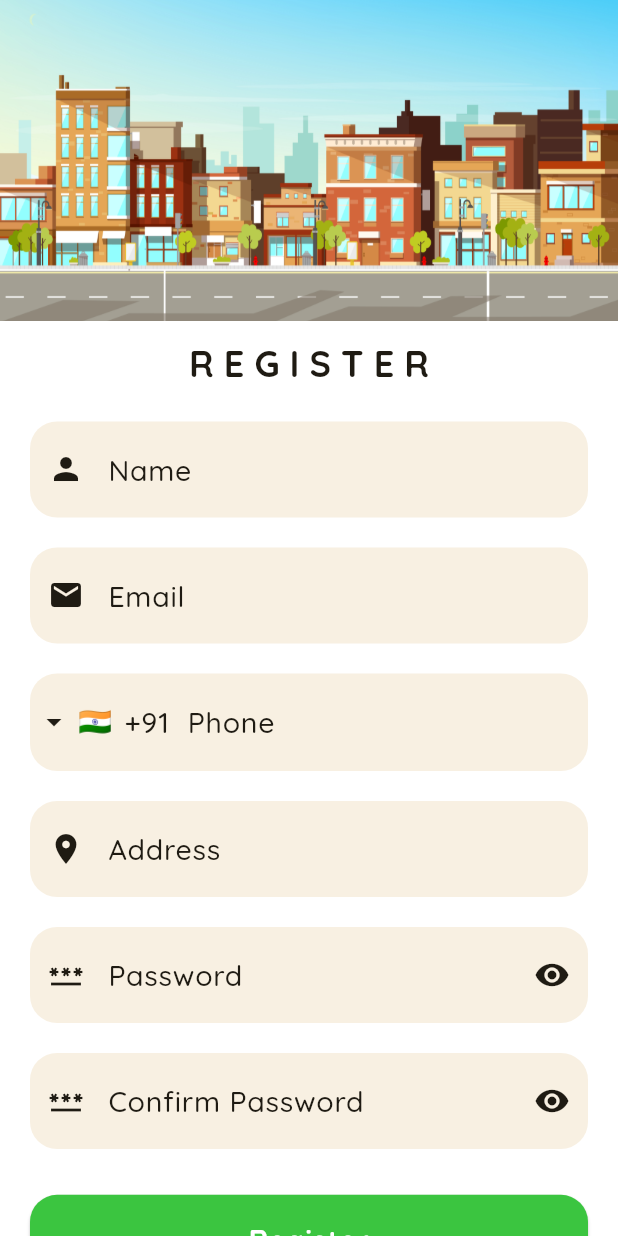
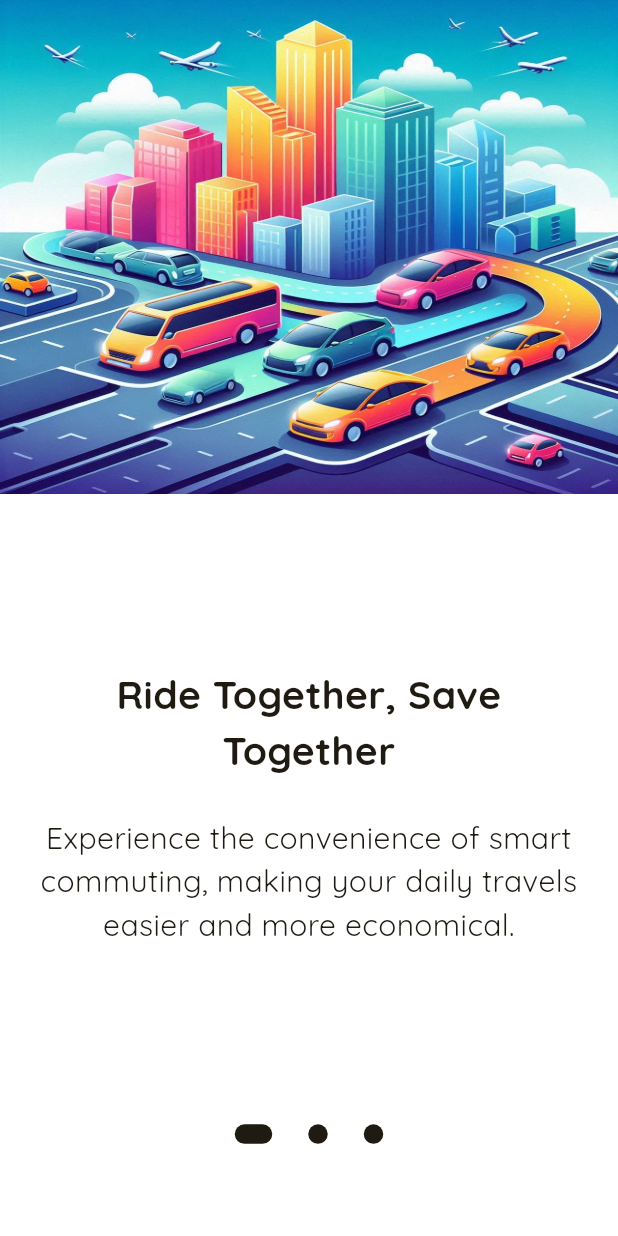
Before and after one commit to GeekyVed/Juno, a Flutter app: the screen it shows after launch, on a phone screen of 412 x 824 dp. Run offline on Flutter 3.47's test engine with Material 3 defaults, Android fonts, the phone set to English and light mode, and no system bars; drawn by our look-alikes of intl_phone_field; our stand-ins replace email_validator, get, google_fonts, shared_preferences.

Commit message:
Adding Onboarding Screen

```diff
--- /dev/null
+++ b/lib/data/models/onboarding_screen_info.dart
@@ -0,0 +1,13 @@
+class OnboardingScreenInfo {
+  String imgURL = "";
+  String title = "";
+  String subtitle = "";
+  int idx = 0;
+
+  OnboardingScreenInfo(
+    this.idx,
+    this.imgURL,
+    this.title,
+    this.subtitle,
+  );
+}
--- a/lib/main.dart
+++ b/lib/main.dart
@@ -2,6 +2,7 @@ import 'package:flutter/material.dart';
 import 'package:get/get.dart';
 import 'package:juno/screens/home.dart';
 import 'package:juno/screens/login.dart';
+import 'package:juno/screens/onboarding.dart';
 import 'package:juno/screens/register.dart';
 import 'package:juno/screens/splash.dart';
 import 'package:juno/themes/dark.dart';
@@ -28,8 +29,9 @@ class MyApp extends StatelessWidget {
         '/login': (context) => LoginScreen(),
         '/register': (context) => RegisterScreen(),
         '/home': (context) => const HomeScreen(),
+        '/onboarding': (context) => const OnboardingScreen(),
       },
-      initialRoute: '/register',
+      initialRoute: '/splash',
     );
   }
 }
--- /dev/null
+++ b/lib/screens/onboarding.dart
@@ -0,0 +1,126 @@
+import 'package:flutter/material.dart';
+import 'package:get/get.dart';
+import 'package:google_fonts/google_fonts.dart';
+import 'package:juno/data/models/onboarding_screen_info.dart';
+import 'package:shared_preferences/shared_preferences.dart';
+
+class OnboardingScreen extends StatelessWidget {
+  const OnboardingScreen({super.key});
+
+  static List<OnboardingScreenInfo> onboardingScreens = [
+    OnboardingScreenInfo(
+      0,
+      "lib/assets/images/ride_together.jpg",
+      "Ride Together, Save Together",
+      "Experience the convenience of smart commuting, making your daily travels easier and more economical.",
+    ),
+    OnboardingScreenInfo(
+      1,
+      "lib/assets/images/match_and_go.jpg",
+      "Match and Go",
+      "Quickly find your ideal ride with our seamless matching system, ensuring a hassle-free journey every time.",
+    ),
+    OnboardingScreenInfo(
+      2,
+      "lib/assets/images/save_and_connect.jpg",
+      "Reduce Costs, Increase Connections",
+      "Enjoy affordable rides while forging new friendships and expanding your social network.",
+    ),
+  ];
+
+  @override
+  Widget build(BuildContext context) {
+    double deviceHeight = MediaQuery.of(context).size.height;
+
+    return PageView.builder(
+      itemCount: onboardingScreens.length,
+      itemBuilder: (context, index) => Scaffold(
+        body: Center(
+          child: Column(
+            crossAxisAlignment: CrossAxisAlignment.center,
+            children: [
+              SizedBox(
+                height: deviceHeight * 0.4,
+                width: double.infinity,
+                child: Image.asset(
+                  onboardingScreens[index].imgURL,
+                  fit: BoxFit.fill,
+                ),
+              ),
+              SizedBox(
+                height: deviceHeight * 0.14,
+              ),
+              Padding(
+                padding: EdgeInsets.symmetric(horizontal: 20),
+                child: Column(
+                  children: [
+                    Text(
+                      onboardingScreens[index].title,
+                      style: GoogleFonts.quicksand(
+                          fontSize: 26,
+                          color: Theme.of(context).colorScheme.onSurface,
+                          fontWeight: FontWeight.bold),
+                      textAlign: TextAlign.center,
+                    ),
+                    SizedBox(
+                      height: deviceHeight * 0.03,
+                    ),
+                    Text(
+                      onboardingScreens[index].subtitle,
+                      style: GoogleFonts.quicksand(
+                        fontSize: 20,
+                        color: Theme.of(context).colorScheme.onSurface,
+                      ),
+                      textAlign: TextAlign.center,
+                      softWrap: true,
+                    ),
+                    SizedBox(
+                      height: deviceHeight * 0.055,
+                    ),
+                    if (index == 2)
+                      ElevatedButton(
+                        onPressed: () async {
+                           SharedPreferences prefs = await SharedPreferences.getInstance();
+                           prefs.setBool('first-checkin', false);
+                           Get.offNamed('/register');
+                        },
+                        style: Theme.of(context).elevatedButtonTheme.style,
+                        child: Text(
+                          "Get Started",
+                          style:
+                              Theme.of(context).textTheme.labelMedium!.copyWith(
+                                    color: Colors.white,
+                                    fontWeight: FontWeight.bold,
+                                  ),
+                        ),
+                      ),
+                  ],
+                ),
+              ),
+              const Spacer(),
+              Row(
+                mainAxisAlignment: MainAxisAlignment.center,
+                children: onboardingScreens
+                    .map((ele) => Container(
+                          margin: EdgeInsets.all(12),
+                          height: 13,
+                          width: ele.idx == index ? 25 : 13,
+                          decoration: BoxDecoration(
+                            color: Theme.of(context).colorScheme.onSurface,
+                            borderRadius: BorderRadius.circular(
+                              100,
+                            ),
+                          ),
+                        ))
+                    .toList(),
+              ),
+              SizedBox(
+                height: deviceHeight * 0.06,
+              ),
+            ],
+          ),
+        ),
+      ),
+    );
+  }
+}
--- a/lib/screens/splash.dart
+++ b/lib/screens/splash.dart
@@ -1,4 +1,8 @@
+import 'dart:async';
+
 import 'package:flutter/material.dart';
+import 'package:get/get.dart';
+import 'package:shared_preferences/shared_preferences.dart';
 
 class SplashScreen extends StatelessWidget {
   const SplashScreen({super.key});
@@ -7,8 +11,21 @@ class SplashScreen extends StatelessWidget {
     milliseconds: 2750,
   );
 
+  FutureOr getNextScreen() async {
+    SharedPreferences prefs = await SharedPreferences.getInstance();
+    if (prefs.getBool('first-checkin') == true || prefs.getBool('first-checkin') == null) {
+      Get.offNamed("/onboarding");
+    } else if (prefs.getBool('logged-in') == true) {
+      Get.offNamed("/home");
+    } else {
+      Get.offNamed("/login");
+    }
+  }
+
   @override
   Widget build(BuildContext context) {
+    Future.delayed(splashTime, getNextScreen);
+
     double deviceHeight = MediaQuery.of(context).size.height;
     return Scaffold(
       body: Center(
--- a/pubspec.yaml
+++ b/pubspec.yaml
@@ -40,6 +40,7 @@ dependencies:
   email_validator: ^3.0.0
   fluttertoast: ^8.2.5
   get: ^4.6.6
+  shared_preferences: ^2.2.3
 
 dev_dependencies:
   flutter_test:
```
Also changed, not shown: lib/assets/images/match_and_go.jpg (added), lib/assets/images/ride_together.jpg (added), lib/assets/images/save_and_connect.jpg (added).
